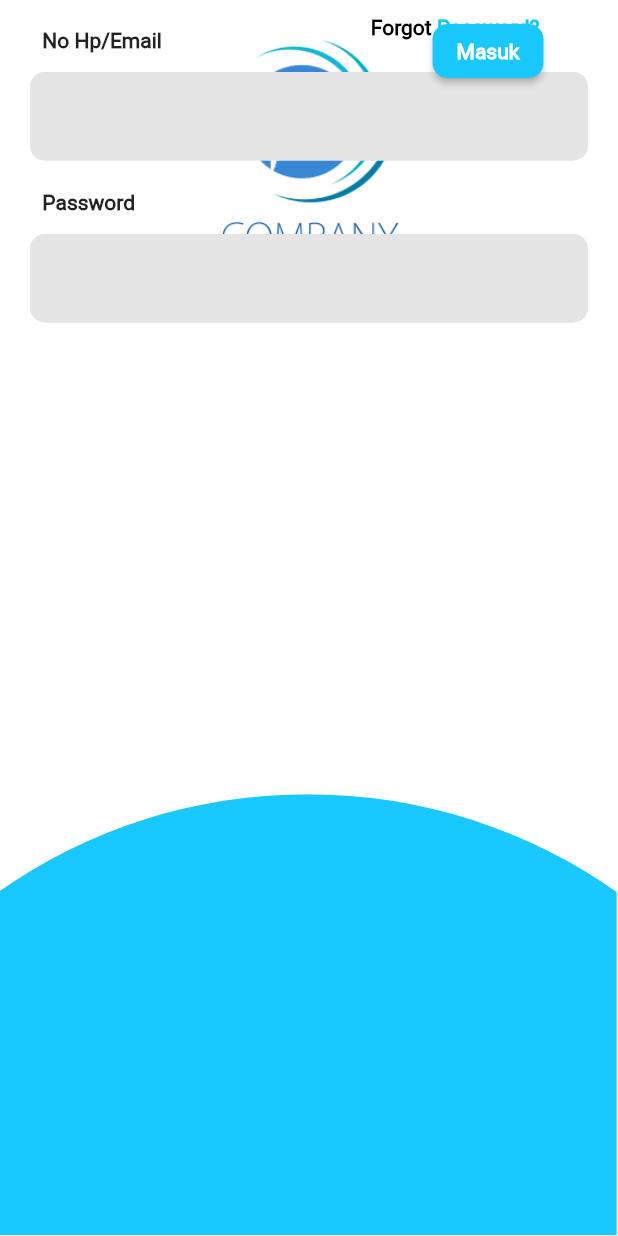
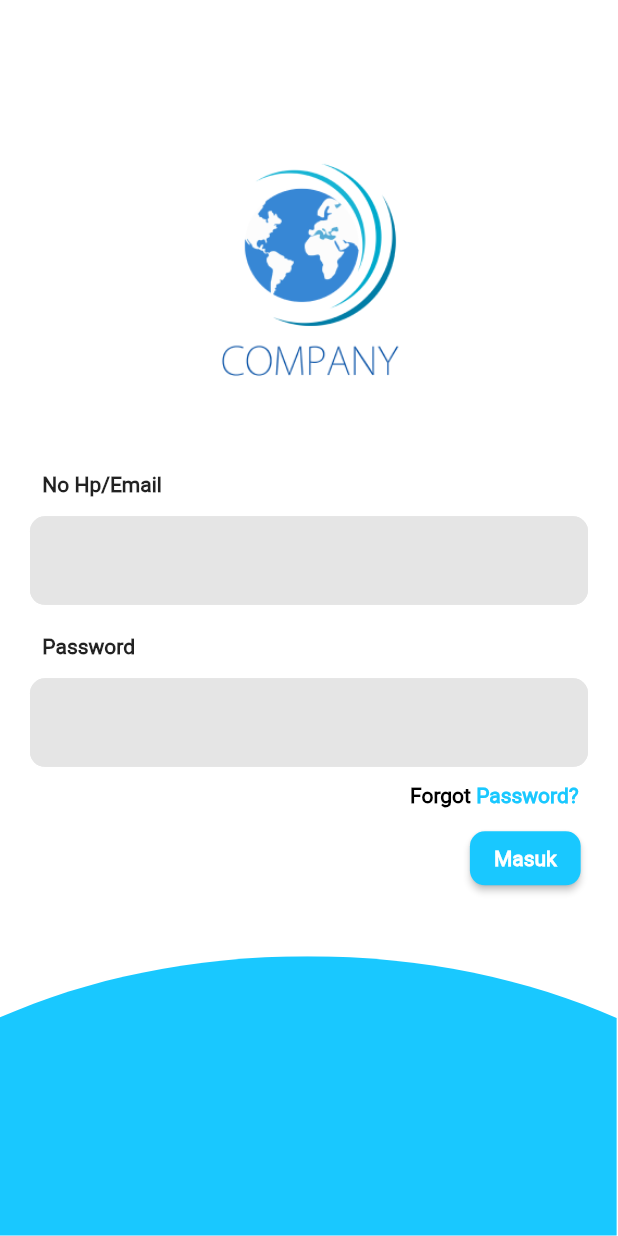
Before and after one commit to ubudab109/flutter_employee, a Flutter app: the screen it shows after launch, on a phone screen of 412 x 824 dp. Run offline on Flutter 3.47's test engine with Material 2 defaults, Android fonts, the phone set to English and light mode, and no system bars; our stand-ins replace flutter_svg; project files that could hold a hidden picture were left out.

Commit message:
Complete Auth Widget

```diff
--- a/lib/pages/auth/auth.dart
+++ b/lib/pages/auth/auth.dart
@@ -19,32 +19,25 @@ class Auth extends StatelessWidget {
     return Scaffold(
       resizeToAvoidBottomInset: true,
       backgroundColor: kPrimaryColor,
-      body: Stack(
+      body: SingleChildScrollView(
+        reverse: true,
+        child: Stack(
           children: <Widget>[
             SizedBox(
-            height: size.height * 0.1,
-          ),
-          Positioned(
-            top: 0,
-            left: 0,
-            right: 0,
-            child: Center(
+              height: size.height * 1,
+              child: Column(
+                // ignore: prefer_const_literals_to_create_immutables
+                children: <Widget>[
+                  SizedBox(height: size.height * 0.1),
+                  Center(
                     child: Image.asset(
                       'assets/images/company.png',
                       width: size.width * 0.5,
                     ),
                   ),
-          ),
-          SizedBox(
-            height: size.height * 0.02,
-          ),
-          Column(
-            // ignore: prefer_const_literals_to_create_immutables
-            children: <Widget>[
+                  SizedBox(height: size.height * 0.05),
                   const InputTextAuth(label: 'No Hp/Email', isPassword: false),
                   const InputTextAuth(label: 'Password', isPassword: true),
-            ],
-          ),
                   ForgotPassword(),
                   Container(
                       padding: EdgeInsets.only(top: 10, left: size.width * 0.7),
@@ -61,15 +54,16 @@ class Auth extends StatelessWidget {
                             shape: RoundedRectangleBorder(
                                 borderRadius: BorderRadius.circular(10))),
                       )),
-          SizedBox(
-            height: size.height * 0.05,
-          ),
-          Positioned(
-            bottom: 0,
+                  SizedBox(height: size.height * 0.05),
+                  Expanded(
                     child: SvgPicture.asset(
                       'assets/svg/xxxx.svg',
                       fit: BoxFit.fill,
-              width: size.width * 1
+                      width: size.width * 1,
+                      height: size.height * 1,
+                    ),
+                  )
+                ],
               ),
             ),
             Padding(
@@ -78,6 +72,7 @@ class Auth extends StatelessWidget {
             )
           ],
         ),
+      ),
     );
   }
 }
```
Lines whose indentation alone changed are shown as unchanged.
